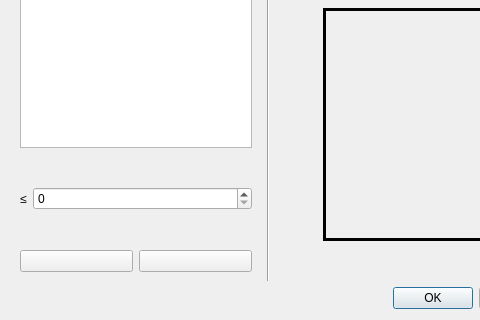
Qt form src/pythonGui/karabogui/controllers/icons.ui (European-XFEL/Karabo) before a commit; both pictures show x 0 to 480 and y 180 to 500 of the 570 by 500 pixel window.
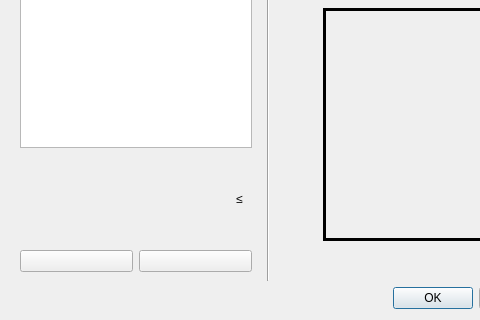
The same form after that commit. The open tabs and pages were chosen to show the change. Icons and pictures are not drawn. Custom widgets are drawn as their Qt base class.

Commit message: GUI: Cleanup icons dialogs and account integer minimum and maximum

What changed in the file:
```diff
--- a/src/pythonGui/karabogui/controllers/icons.ui
+++ b/src/pythonGui/karabogui/controllers/icons.ui
@@ -170,30 +170,7 @@
            </layout>
           </widget>
           <widget class="QWidget" name="intPage">
-           <layout class="QGridLayout" name="gridLayout_5">
-            <property name="leftMargin">
-             <number>0</number>
-            </property>
-            <property name="topMargin">
-             <number>0</number>
-            </property>
-            <property name="rightMargin">
-             <number>0</number>
-            </property>
-            <property name="bottomMargin">
-             <number>0</number>
-            </property>
-            <item row="0" column="0">
-             <layout class="QHBoxLayout" name="horizontalLayout_4" stretch="0,5">
-              <property name="spacing">
-               <number>6</number>
-              </property>
-              <property name="leftMargin">
-               <number>0</number>
-              </property>
-              <property name="rightMargin">
-               <number>0</number>
-              </property>
+           <layout class="QHBoxLayout" name="horizontalLayout_4">
               <item>
                <widget class="QLabel" name="label">
                 <property name="layoutDirection">
@@ -214,13 +191,7 @@
                </widget>
               </item>
               <item>
-               <widget class="QSpinBox" name="intValue">
-                <property name="alignment">
-                 <set>Qt::AlignLeading|Qt::AlignLeft|Qt::AlignVCenter</set>
-                </property>
-               </widget>
-              </item>
-             </layout>
+             <layout class="QHBoxLayout" name="int_layout"/>
             </item>
            </layout>
           </widget>
```
Left out of the diff: 39 changed lines with no effect on the pictures. Lines whose indentation alone changed are shown as unchanged. The commit also changes 2 other files.
